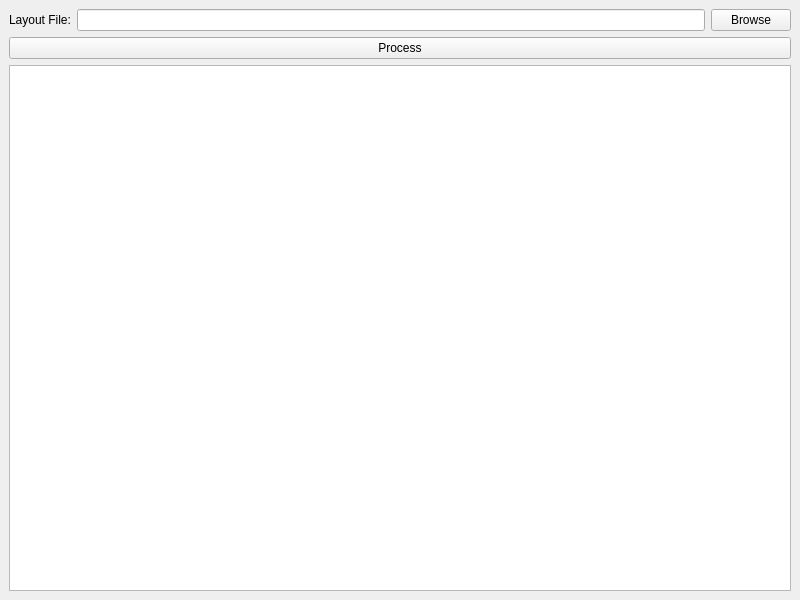
The window that dfm_viewer/src/batchpatterncapture.ui (amrmuhammad/dfm-pattern-match) describes before a commit, drawn with Qt 5.
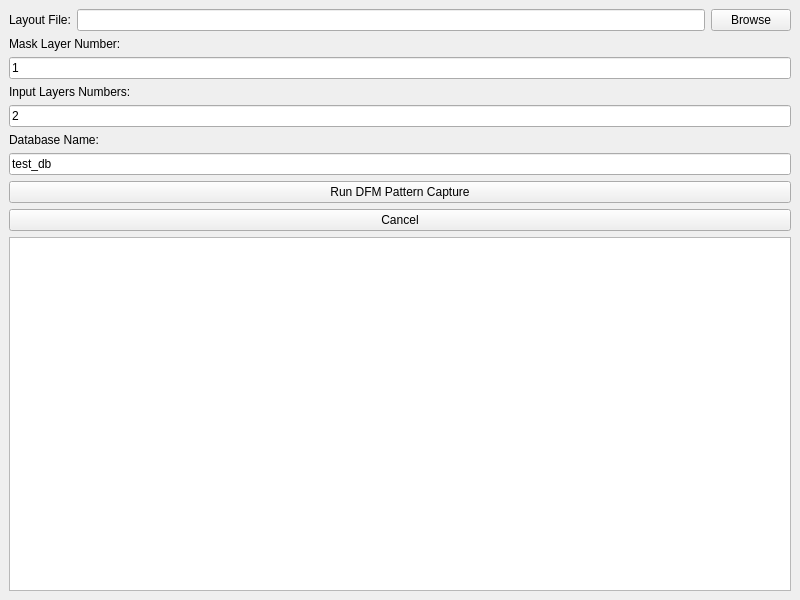
The same window after the commit.

What changed in the file:
```diff
--- a/dfm_viewer/src/batchpatterncapture.ui
+++ b/dfm_viewer/src/batchpatterncapture.ui
@@ -37,14 +37,63 @@
      </layout>
     </item>
     <item>
-     <widget class="QPushButton" name="processButton">
+     <widget class="QLabel" name="maskLayerLabel">
       <property name="text">
-       <string>Process</string>
+       <string>Mask Layer Number:</string>
       </property>
      </widget>
     </item>
     <item>
-     <widget class="QTextEdit" name="outputTextEdit">
+     <widget class="QLineEdit" name="maskLayerEdit">
+      <property name="text">
+       <string>1</string>
+      </property>
+     </widget>
+    </item>
+    <item>
+     <widget class="QLabel" name="inputLayersLabel">
+      <property name="text">
+       <string>Input Layers Numbers:</string>
+      </property>
+     </widget>
+    </item>
+    <item>
+     <widget class="QLineEdit" name="inputLayersEdit">
+      <property name="text">
+       <string>2</string>
+      </property>
+     </widget>
+    </item>
+    <item>
+     <widget class="QLabel" name="dbNameLabel">
+      <property name="text">
+       <string>Database Name:</string>
+      </property>
+     </widget>
+    </item>
+    <item>
+     <widget class="QLineEdit" name="dbNameEdit">
+      <property name="text">
+       <string>test_db</string>
+      </property>
+     </widget>
+    </item>
+    <item>
+     <widget class="QPushButton" name="runButton">
+      <property name="text">
+       <string>Run DFM Pattern Capture</string>
+      </property>
+     </widget>
+    </item>
+    <item>
+     <widget class="QPushButton" name="cancelButton">
+      <property name="text">
+       <string>Cancel</string>
+      </property>
+     </widget>
+    </item>
+    <item>
+     <widget class="QTextEdit" name="logText">
       <property name="readOnly">
        <bool>true</bool>
       </property>
```
Left out of the diff: 4 changed lines with no effect on the pictures.
